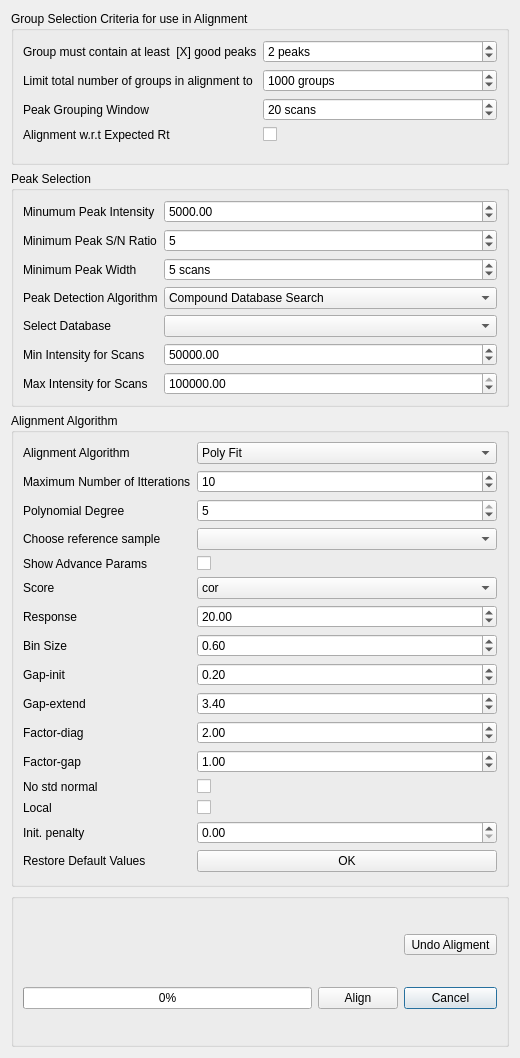
The window that src/gui/mzroll/forms/alignmentdialog.ui (ElucidataInc/ElMaven) describes before a commit, drawn with Qt 5.
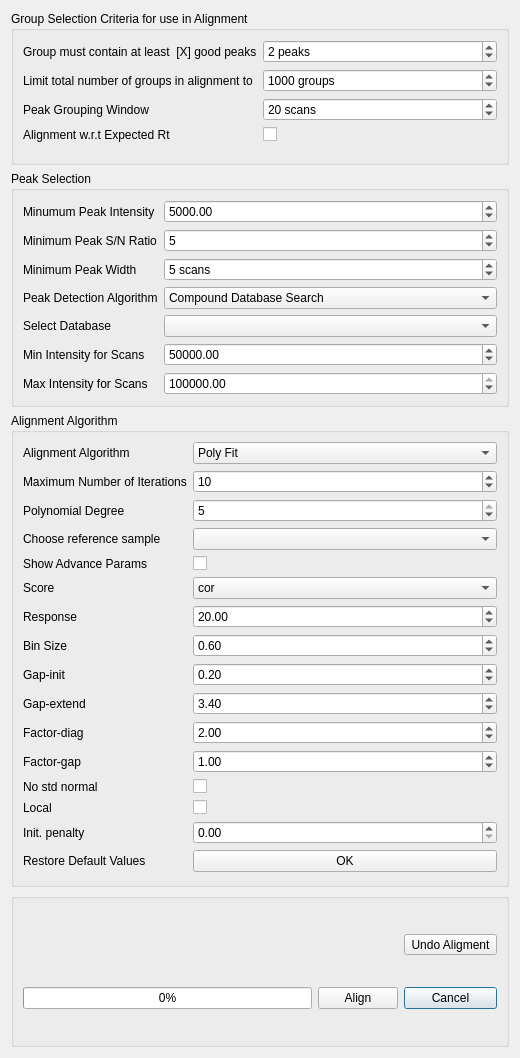
The same window after the commit.

Patch:
```diff
--- a/src/gui/mzroll/forms/alignmentdialog.ui
+++ b/src/gui/mzroll/forms/alignmentdialog.ui
@@ -337,7 +337,7 @@
       <item row="1" column="0">
        <widget class="QLabel" name="label_7">
         <property name="text">
-         <string>Maximum Number of Itterations</string>
+         <string>Maximum Number of Iterations</string>
         </property>
        </widget>
       </item>
```
Left out of the diff: 4 changed lines with no effect on the pictures.
